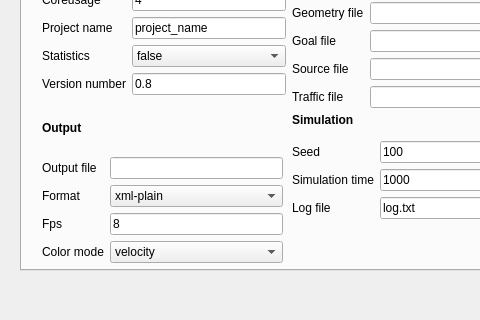
Above: forms/inifilewidget.ui from JuPedSim/jpseditor before the change; both pictures show x 0 to 480 and y 180 to 500 of the 1233 by 500 pixel window. Below: the same form after it.
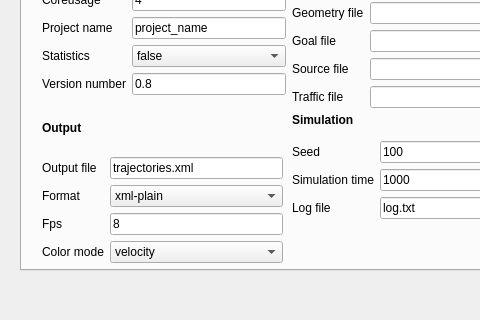
That is the form after the change.

```diff
--- a/forms/inifilewidget.ui
+++ b/forms/inifilewidget.ui
@@ -300,7 +300,7 @@
           <item>
            <widget class="QLineEdit" name="lineEdit_general_12">
             <property name="text">
-             <string/>
+             <string>trajectories.xml</string>
             </property>
            </widget>
           </item>
```
